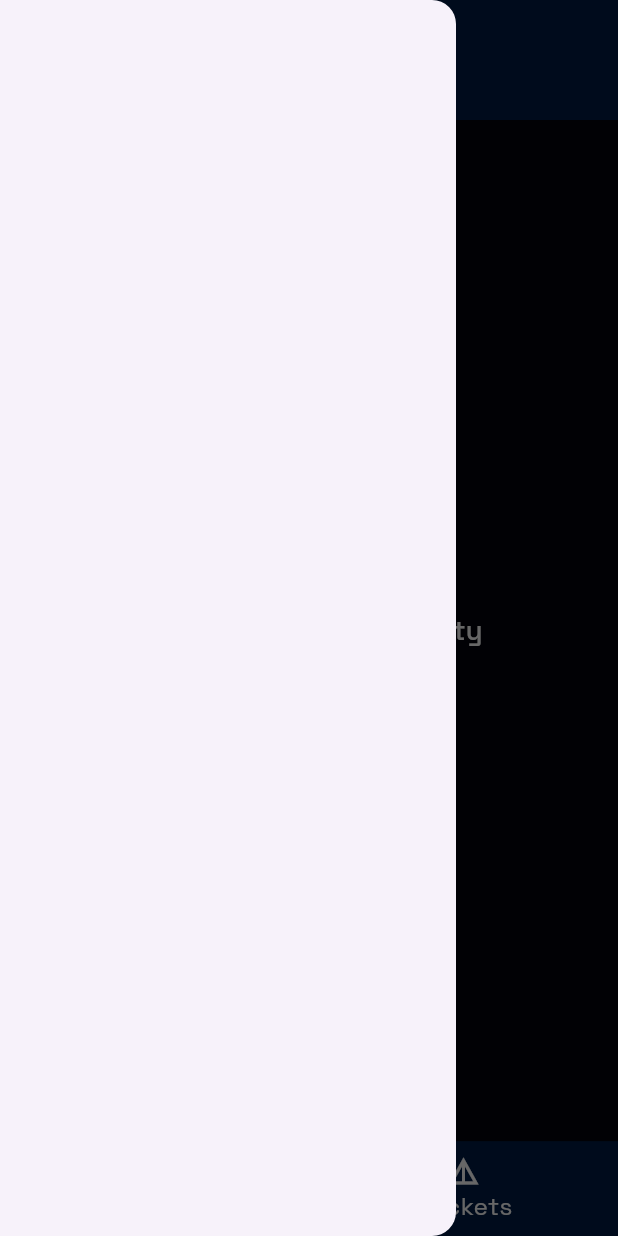
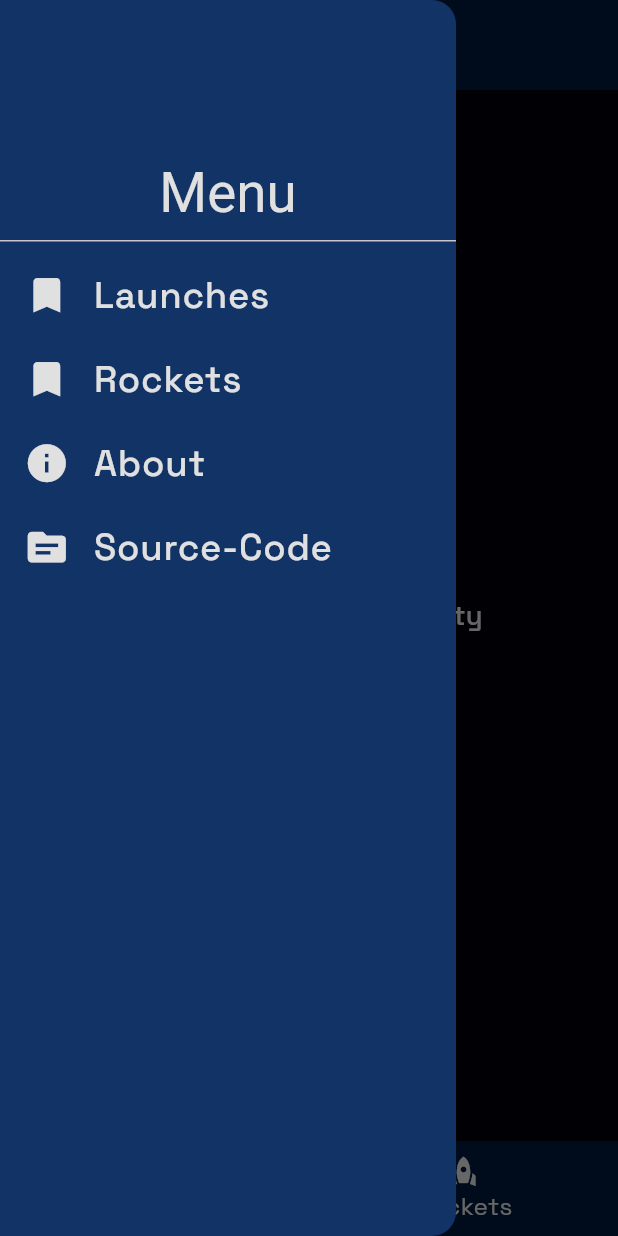
Before and after one commit to 1Shibam/space_x_rocket_launches, a Flutter app: the screen it shows after launch, item 2 of the bottom bar chosen, with the side drawer open, on a phone screen of 412 x 824 dp. Run offline on Flutter 3.47's test engine with Material 3 defaults, Android fonts, the phone set to English and light mode, and no system bars; our stand-ins replace dio, flutter_dotenv, flutter_riverpod, flutter_screenutil, go_router; network calls fail; Roboto replaces fonts that are missing (Space-Bold).

Commit message:
complete rockets data list display

```diff
--- a/lib/screens/home_screen.dart
+++ b/lib/screens/home_screen.dart
@@ -1,6 +1,7 @@
 import 'package:flutter/material.dart';
 import 'package:space_x_rocket_launches/screens/launches_list_page.dart';
 import 'package:space_x_rocket_launches/screens/rockets_list_page.dart';
+import 'package:space_x_rocket_launches/theme/app_colors.dart';
 
 class HomeScreen extends StatefulWidget {
   const HomeScreen({super.key});
@@ -31,24 +32,85 @@ class _HomeScreenState extends State<HomeScreen> {
     return SafeArea(
         child: Scaffold(
             appBar: PreferredSize(
-                preferredSize: const Size.fromHeight(80.0),
+                preferredSize: const Size.fromHeight(60.0),
                 child: AppBar(
                   leading: Builder(
                     builder: (context) => IconButton(
                         onPressed: () {
                           Scaffold.of(context).openDrawer();
                         },
-                        icon: Icon(Icons.menu)),
+                        icon: const Icon(Icons.menu)),
                   ),
-                  title: Align(
-                      alignment: Alignment.bottomCenter,
-                      child: Text(
-                        'Space-X',
-                        style: Theme.of(context).textTheme.headlineLarge,
-                      )),
+                  title: Text(
+                    'Space-X',
+                    style: Theme.of(context).textTheme.headlineLarge,
+                  ),
                   centerTitle: true,
                 )),
-            drawer: const Drawer(),
+            drawer: Drawer(
+              backgroundColor: AppColors.darkAccent,
+              child: ListView(
+                children: [
+                  DrawerHeader(
+                      child: Align(
+                    alignment: Alignment.bottomCenter,
+                    child: Text(
+                      'Menu',
+                      style: Theme.of(context).textTheme.headlineLarge,
+                    ),
+                  )),
+                  Column(
+                    mainAxisSize: MainAxisSize.min,
+                    children: [
+                      ListTile(
+                        leading: const Icon(
+                          Icons.bookmark,
+                          color: AppColors.darkText,
+                        ),
+                        title: Text(
+                          'Launches',
+                          style: Theme.of(context).textTheme.bodyLarge,
+                        ),
+                      ),
+                      ListTile(
+                        leading: const Icon(
+                          Icons.bookmark,
+                          color: AppColors.darkText,
+                        ),
+                        title: Text(
+                          'Rockets',
+                          style: Theme.of(context).textTheme.bodyLarge,
+                        ),
+                      ),
+                      ListTile(
+                        leading: const Icon(
+                          Icons.info,
+                          color: AppColors.darkText,
+                        ),
+                        title: Text(
+                          'About',
+                          style: Theme.of(context).textTheme.bodyLarge,
+                        ),
+                      ),
+                      ListTile(
+                        leading: const Icon(
+                          Icons.source,
+                          color: AppColors.darkText,
+                        ),
+                        title: Row(
+                          children: [
+                            Text(
+                              'Source-Code',
+                              style: Theme.of(context).textTheme.bodyLarge,
+                            ),
+                          ],
+                        ),
+                      ),
+                    ],
+                  )
+                ],
+              ),
+            ),
             bottomNavigationBar: BottomNavigationBar(
               currentIndex: selectPage,
               onTap: (value) {
@@ -60,7 +122,7 @@ class _HomeScreenState extends State<HomeScreen> {
                   label: 'Launches',
                 ),
                 BottomNavigationBarItem(
-                  icon: Icon(Icons.details),
+                  icon: Icon(Icons.rocket),
                   label: 'Rockets',
                 ),
               ],
--- a/lib/screens/rockets_list_page.dart
+++ b/lib/screens/rockets_list_page.dart
@@ -2,6 +2,7 @@ import 'package:flutter/material.dart';
 import 'package:flutter_riverpod/flutter_riverpod.dart';
 import 'package:flutter_screenutil/flutter_screenutil.dart';
 import 'package:space_x_rocket_launches/providers/rockets_list_provider.dart';
+import 'package:space_x_rocket_launches/widgets/custom_tile_widget.dart';
 
 class RocketsListPage extends ConsumerWidget {
   const RocketsListPage({super.key});
@@ -11,8 +12,8 @@ class RocketsListPage extends ConsumerWidget {
     final rocketsList = ref.watch(rocketsListNotifierStateProvider);
     return Scaffold(
       body: rocketsList.when(
-          data: (launchData) {
-            return launchData.isEmpty
+          data: (rocketData) {
+            return rocketData.isEmpty
                 ? const Center(
                     child: Text('The launches were empty'),
                   )
@@ -21,23 +22,11 @@ class RocketsListPage extends ConsumerWidget {
                     thickness: 10,
                     radius: Radius.circular(20.r),
                     child: ListView.builder(
-                      itemCount: launchData.length,
+                      itemCount: rocketData.length,
                       itemBuilder: (context, index) {
-                        final singleLaunch = launchData[index];
-                        return Column(
-                          mainAxisSize: MainAxisSize.min,
-                          children: [
-                            ListTile(
-                              title: Text(
-                                singleLaunch.rocketName,
-                                style: Theme.of(context).textTheme.bodyMedium,
-                              ),
-                            ),
-                            Divider(
-                              color: Theme.of(context).primaryColorDark,
-                            )
-                          ],
-                        );
+                        final singleRocket = rocketData[index];
+                        return CustomListTileWidget(
+                            name: singleRocket.rocketName);
                       },
                     ),
                   );
```
